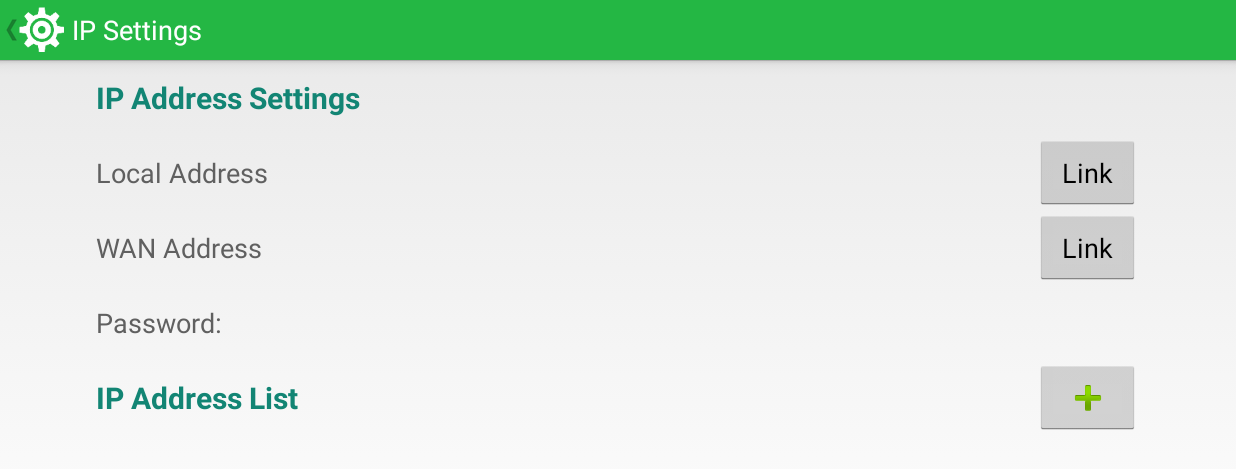
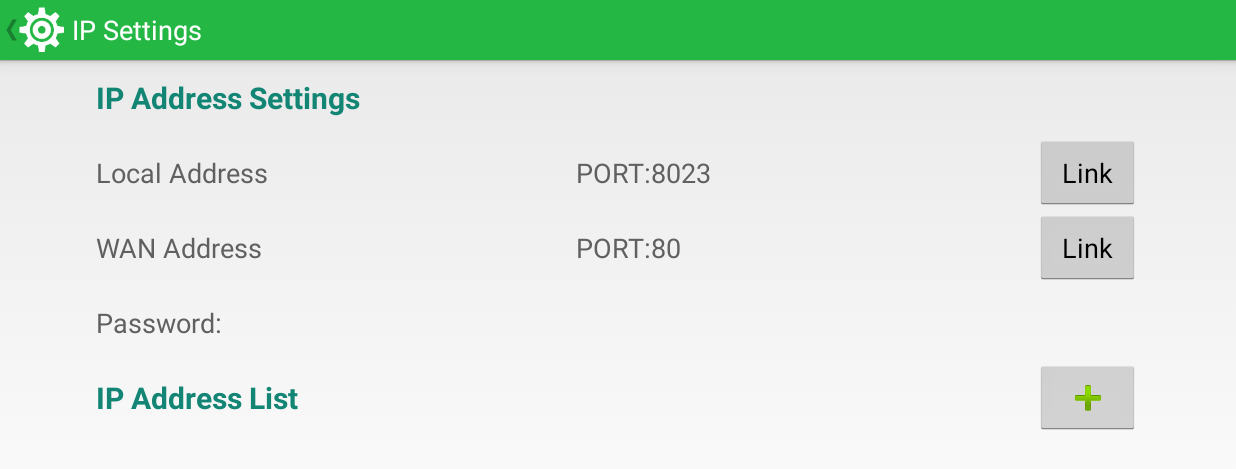
Before and after one commit to pml1988/EcoproTools, an Android app: the IpSettingsActivity screen opened directly, with no data from a screen before it, on a phone screen of 824 x 412 dp (held sideways). Shown: the top 469 px of the screen. Run offline under Robolectric (Android 15) with nearby library versions, the light colour scheme and no system bars.

Commit message:
2016-05-20-18-30

```diff
--- a/app/src/main/java/com/anteya/ecoprotools/SettingsActivity.java
+++ b/app/src/main/java/com/anteya/ecoprotools/SettingsActivity.java
@@ -23,7 +23,7 @@ import java.io.Serializable;
 import java.util.List;
 import java.util.zip.Inflater;
 
-public class SettingsActivity extends Activity implements Serializable {
+public class SettingsActivity extends Activity  {
 
     private TextView text1, text2, text3;
 
--- a/app/src/main/java/com/anteya/ecoprotools/WifiSettingsActivity.java
+++ b/app/src/main/java/com/anteya/ecoprotools/WifiSettingsActivity.java
@@ -72,6 +72,8 @@ public class WifiSettingsActivity extends Activity implements EcoproConnector.Ec
     @Override
     protected void onCreate(Bundle savedInstanceState) {
         super.onCreate(savedInstanceState);
+
+
 
         setContentView(R.layout.activity_wifi_settings);
 
--- a/app/src/main/res/layout/activity_ip_settings.xml
+++ b/app/src/main/res/layout/activity_ip_settings.xml
@@ -131,4 +131,44 @@
         android:layout_alignRight="@+id/activityIpSettings_buttonLink"
         android:layout_alignEnd="@+id/activityIpSettings_buttonLink" />
 
+    <TextView
+        android:layout_width="wrap_content"
+        android:layout_height="@dimen/activitySettings_textViewTitle_layoutHeight"
+        android:text="PORT:"
+        android:id="@+id/textView7"
+        android:layout_alignTop="@+id/activityIpSettings_editTe"
+        android:layout_toRightOf="@+id/activityIpSettings_editTe"
+        android:layout_toEndOf="@+id/activityIpSettings_editTe"
+        style="@style/MySettingsTitle" />
+
+    <TextView
+        android:layout_width="wrap_content"
+        android:layout_height="@dimen/activitySettings_textViewTitle_layoutHeight"
+        android:text="80"
+        android:id="@+id/textView8"
+        android:layout_toRightOf="@+id/textView9"
+        android:layout_toEndOf="@+id/textView7"
+        style="@style/MySettingsTitle"
+        android:layout_below="@+id/activityIpSettings_textView" />
+
+    <TextView
+        android:layout_width="wrap_content"
+        android:layout_height="@dimen/activitySettings_textViewTitle_layoutHeight"
+        android:text="PORT:"
+        android:id="@+id/textView9"
+        android:layout_below="@+id/activityIpSettings_textView"
+        android:layout_centerHorizontal="true"
+        android:layout_toRightOf="@+id/activityIpSettings_textView_wan"
+        style="@style/MySettingsTitle" />
+
+    <TextView
+        android:layout_width="wrap_content"
+        android:layout_height="@dimen/activitySettings_textViewTitle_layoutHeight"
+        android:text="8023"
+        android:id="@+id/textView10"
+        android:layout_below="@+id/activityIpSettings_textViewTitle1"
+        android:layout_toRightOf="@+id/textView7"
+        android:layout_toEndOf="@+id/textView7"
+        style="@style/MySettingsTitle" />
+
 </RelativeLayout>
```
Also changed, not shown: app/src/main/java/com/anteya/ecoprotools/MainActivity.java (+0 -86 lines), app/src/main/java/com/anteya/ecoprotools/object/SQLiteDBHelper.java (+43 -2 lines), 2 other files.
